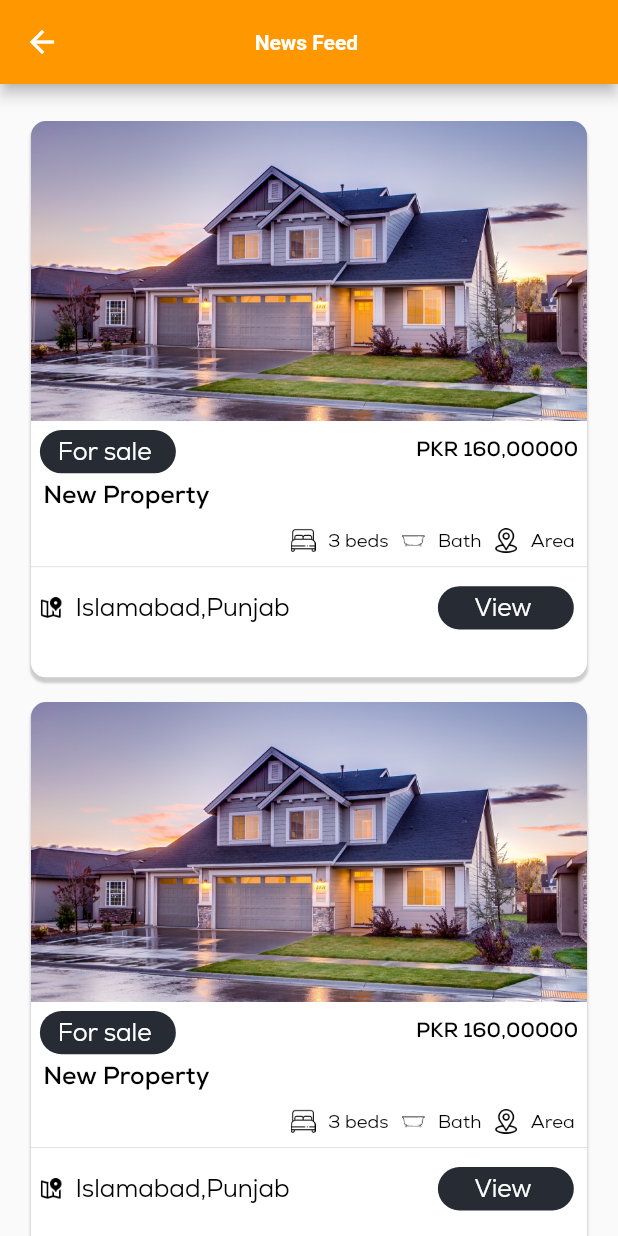
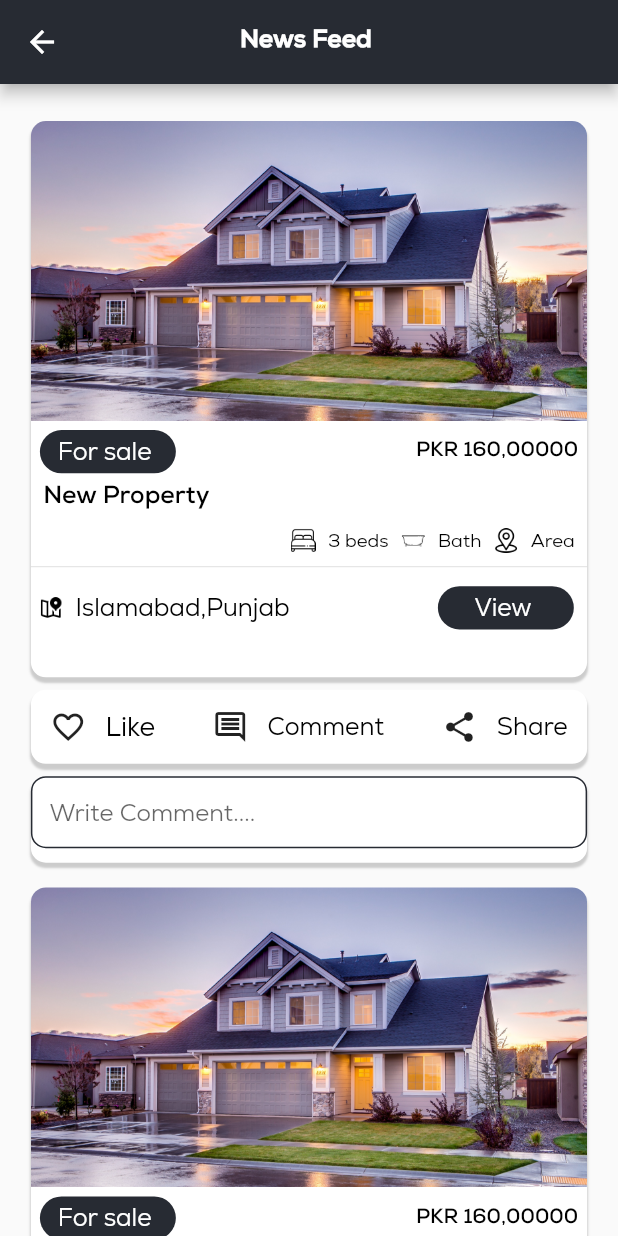
Before and after one commit to atif1994/Real-state-mobile, a Flutter app: the Home screen opened directly, in the side drawer, after a tap on "News Feed", on a phone screen of 412 x 824 dp. Run offline on Flutter 3.47's test engine with Material 2 defaults, Android fonts, the light colour scheme and no system bars; our stand-ins replace animated_text_kit, cached_network_image, csc_picker, dio, flutter_rating_bar, fluttertoast and 5 more; accounts and stored records are empty.

Commit message:
newsfeedupdated6th
newsfeedupdated6th

```diff
--- a/lib/Views/Home/home.dart
+++ b/lib/Views/Home/home.dart
@@ -179,7 +179,7 @@ class _HomeState extends State<Home> {
               ),
               ListTile(
                 onTap: () {
-                  Get.to(() => const NewsFeed());
+                  Get.to(() => NewsFeed());
                 },
                 leading: Image.asset(
                   AppImageResources.newFeed,
--- a/lib/Views/newsFeeed/newsfeed.dart
+++ b/lib/Views/newsFeeed/newsfeed.dart
@@ -1,4 +1,5 @@
 import 'package:flutter/material.dart';
+import 'package:prologic_29/custom_widgets/custom_textfield.dart';
 import 'package:sizer/sizer.dart';
 
 import 'package:prologic_29/utils/styles/app_textstyles.dart';
@@ -8,13 +9,15 @@ import '../../utils/constants/image_resources.dart';
 import '../../utils/styles/custom_decorations.dart';
 
 class NewsFeed extends StatelessWidget {
-  const NewsFeed({super.key});
+  NewsFeed({super.key});
+  final commentController = TextEditingController();
 
   @override
   Widget build(BuildContext context) {
     return Scaffold(
       appBar: AppBar(
-        title: const Text('News Feed '),
+        title: Text('News Feed ', style: AppTextStyles.heading1),
+        backgroundColor: AppColors.appthem,
       ),
       body: SingleChildScrollView(
           child: Column(
@@ -30,13 +33,16 @@ class NewsFeed extends StatelessWidget {
             shrinkWrap: true,
             itemCount: 10,
             itemBuilder: (context, index) {
-              return Container(
+              return Column(
+                children: [
+                  Container(
                     margin: EdgeInsets.only(
-                    left: 5.0.w, right: 5.0.w, top: index == 0 ? 1.0.h : 2.0.h),
+                        left: 5.0.w,
+                        right: 5.0.w,
+                        top: index == 0 ? 1.0.h : 2.0.h),
                     height: 45.0.h,
                     width: 100.0.w,
                     decoration: CustomDecorations.mainCon,
-
                     child: Stack(
                       children: [
                         Column(
@@ -63,19 +69,21 @@ class NewsFeed extends StatelessWidget {
                             Padding(
                               padding: const EdgeInsets.all(6.0),
                               child: Row(
-                            mainAxisAlignment: MainAxisAlignment.spaceBetween,
+                                mainAxisAlignment:
+                                    MainAxisAlignment.spaceBetween,
                                 children: [
                                   Container(
                                     height: 3.5.h,
                                     width: 22.0.w,
                                     decoration: BoxDecoration(
                                         color: AppColors.appthem,
-                                    borderRadius: BorderRadius.circular(300)),
+                                        borderRadius:
+                                            BorderRadius.circular(300)),
                                     child: Center(
                                         child: Text(
                                       "For sale ",
-                                  style: AppTextStyles.labelSmall
-                                      .copyWith(color: AppColors.colorWhite),
+                                      style: AppTextStyles.labelSmall.copyWith(
+                                          color: AppColors.colorWhite),
                                     )),
                                   ),
                                   Text("PKR 160,00000",
@@ -178,12 +186,13 @@ class NewsFeed extends StatelessWidget {
                                     width: 22.0.w,
                                     decoration: BoxDecoration(
                                         color: AppColors.appthem,
-                                    borderRadius: BorderRadius.circular(300)),
+                                        borderRadius:
+                                            BorderRadius.circular(300)),
                                     child: Center(
                                         child: Text(
                                       "View ",
-                                  style: AppTextStyles.labelSmall
-                                      .copyWith(color: AppColors.colorWhite),
+                                      style: AppTextStyles.labelSmall.copyWith(
+                                          color: AppColors.colorWhite),
                                     )),
                                   ),
                                 ],
@@ -193,8 +202,75 @@ class NewsFeed extends StatelessWidget {
                         )
                       ],
                     ),
-                //
+                  ),
+                  SizedBox(
+                    width: 24.0.w,
+                  ),
+                  Container(
+                    margin: EdgeInsets.only(
+                        right: 5.0.w,
+                        left: 5.0.w,
+                        top: index == 0 ? 1.0.h : 2.0.h),
+                    height: 6.0.h,
+                    width: 100.w,
+                    decoration: CustomDecorations.mainCon,
+                    child: Row(
+                        mainAxisAlignment: MainAxisAlignment.spaceEvenly,
+                        children: [
+                          // Image.asset(
+                          //   AppImageResources.bed,
+                          //   height: 4.0.h,
+                          // ),
+
+                          const Icon(Icons.favorite_border_outlined),
+                          Text(
+                            "Like",
+                            style: AppTextStyles.labelSmall.copyWith(
+                              fontSize: 13.sp,
+                            ),
+                          ),
+                          SizedBox(
+                            width: 3.0.w,
+                          ),
+                          const Icon(Icons.comment_outlined),
+                          // Image.asset(
+                          //   AppImageResources.bed,
+                          //   height: 4.0.h,
+                          // ),
+                          Text(
+                            "Comment",
+                            style: AppTextStyles.labelSmall,
+                          ),
+                          SizedBox(
+                            width: 3.0.w,
+                          ),
+                          const Icon(Icons.share),
+                          // Image.asset(
+                          //   AppImageResources.bed,
+                          //   height: 3.0.h,
+                          // ),
+                          Text(
+                            "Share",
+                            style: AppTextStyles.labelSmall,
+                          )
+                        ]),
+                  ),
+                  Container(
+                    margin: EdgeInsets.only(
+                        right: 5.0.w,
+                        left: 5.0.w,
+                        top: index == 0 ? 1.0.h : 2.0.h),
+                    height: 7.0.h,
+                    width: 100.w,
+                    decoration: CustomDecorations.mainCon,
+                    child: CustomTextField(
+                      editingController: commentController,
+                      hintText: 'Write Comment....',
+                    ),
+                  )
+                ],
               );
+              ///////////
             },
           )
         ],
@@ -202,78 +278,3 @@ class NewsFeed extends StatelessWidget {
     );
   }
 }
-
-
-
-
-
-
-
-
-
- // child: Row(
-                              //   mainAxisAlignment:
-                              //       MainAxisAlignment.spaceBetween,
-                              //   children: [
-                              //     // Text(
-                                  //   '   New Properties',
-                                  //   style: AppTextStyles.heading1.copyWith(
-                                  //       fontSize: 18, color: Colors.black),
-                                  // ),
-                                  // Text(
-                                  //   'PKR 16000',
-                                  //   style: AppTextStyles.labelSmall.copyWith(
-                                  //       fontSize: 18, color: Colors.black54),
-                                  // ),
-                                // ],
-                              // ),
-                            // ),
-                            // Container(
-                            //   child: GestureDetector(
-                            //     onTap: () {
-                            //       Navigator.push(
-                            //         context,
-                            //         MaterialPageRoute(
-                            //             builder: (context) => const AboutUs()),
-                            //       );
-                            //       //Navigator.of(context).pop();
-                            //     },
-                            //     child: Padding(
-                            //       padding: const EdgeInsets.all(8.0),
-                            //       child: Container(
-                            //         decoration: const BoxDecoration(
-                            //           // border: Border.all(color: Colors.blue, width: 4),
-                            //           color: Color.fromARGB(255, 222, 235, 207),
-                            //           shape: BoxShape.circle,
-                            //         ),
-                            //         child: const Padding(
-                            //           padding: EdgeInsets.all(10.0),
-                            //           child: Icon(
-                            //             Icons.arrow_right,
-                            //             size: 30.0,
-                            //             color: Colors.black,
-                            //           ),
-                            //         ),
-                            //       ),
-                            //     ),
-                            //   ),
-                            // ),
-                          // ],
-                          // children: [
-                          //   Column(
-                          //     crossAxisAlignment: CrossAxisAlignment.start,
-                          //     mainAxisAlignment: MainAxisAlignment.center,
-                          //     children: [
-                          //       Text(
-                          //         'Rawalpindi',
-                          //         style: AppTextStyles.heading1.copyWith(
-                          //             fontSize: 18, color: Colors.black),
-                          //       ),
-                          //       Text(
-                          //         '13 Properties',
-                          //         style: AppTextStyles.labelSmall.copyWith(
-                          //             fontSize: 18, color: Colors.black54),
-                          //       ),
-                          //     ],
-                          //   ),
-                          // ],
--- a/lib/utils/constants/image_resources.dart
+++ b/lib/utils/constants/image_resources.dart
@@ -13,6 +13,7 @@ class AppImageResources {
   static const String property = 'assets/hhh.jpeg';
   static const String bath = 'assets/icons/bath.png';
   static const String bed = 'assets/icons/bed.png';
+  // static const String comment = ;
   static const String loc = 'assets/icons/loc.png';
   static const String islamabad = 'assets/isb.jpg';
   static const String faisalabad = 'assets/faisalabad.jpeg';
```
Lines whose indentation alone changed are shown as unchanged.
